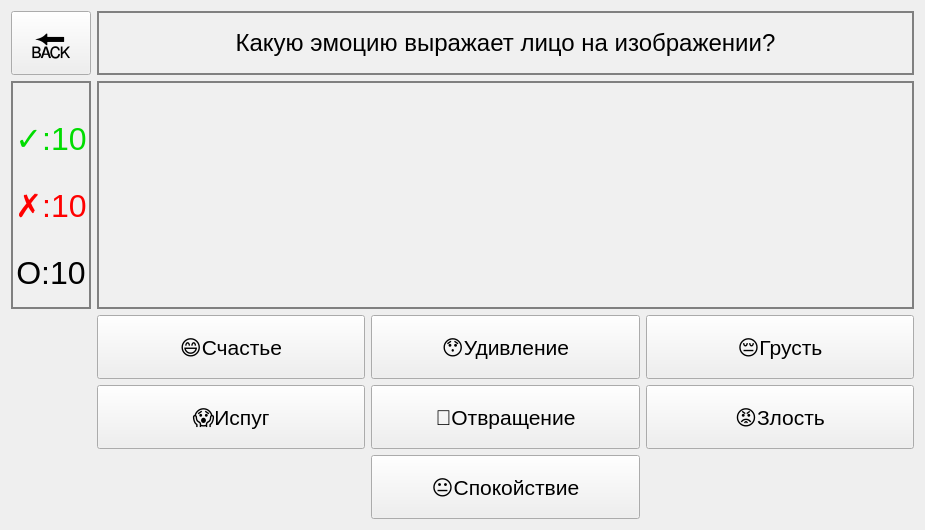
s4lat/emotion_classification, file templates_ui/quizWidget.ui: the form before one commit.
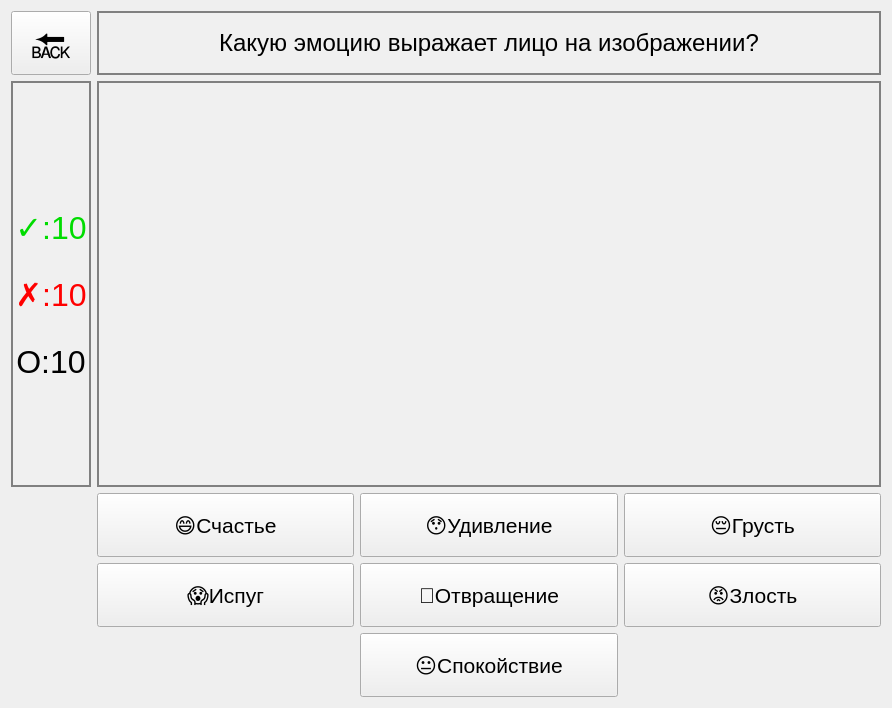
The form after the commit.

Patch:
```diff
--- a/templates_ui/quizWidget.ui
+++ b/templates_ui/quizWidget.ui
@@ -6,8 +6,8 @@
    <rect>
     <x>0</x>
     <y>0</y>
-    <width>925</width>
-    <height>530</height>
+    <width>892</width>
+    <height>708</height>
    </rect>
   </property>
   <property name="maximumSize">
@@ -147,6 +147,12 @@
    </item>
    <item row="1" column="1" colspan="3">
     <widget class="QLabel" name="imgLabel">
+     <property name="minimumSize">
+      <size>
+       <width>640</width>
+       <height>360</height>
+      </size>
+     </property>
      <property name="styleSheet">
       <string notr="true">border: 2px solid gray;
 background: rgb(240, 240, 240)</string>
```
